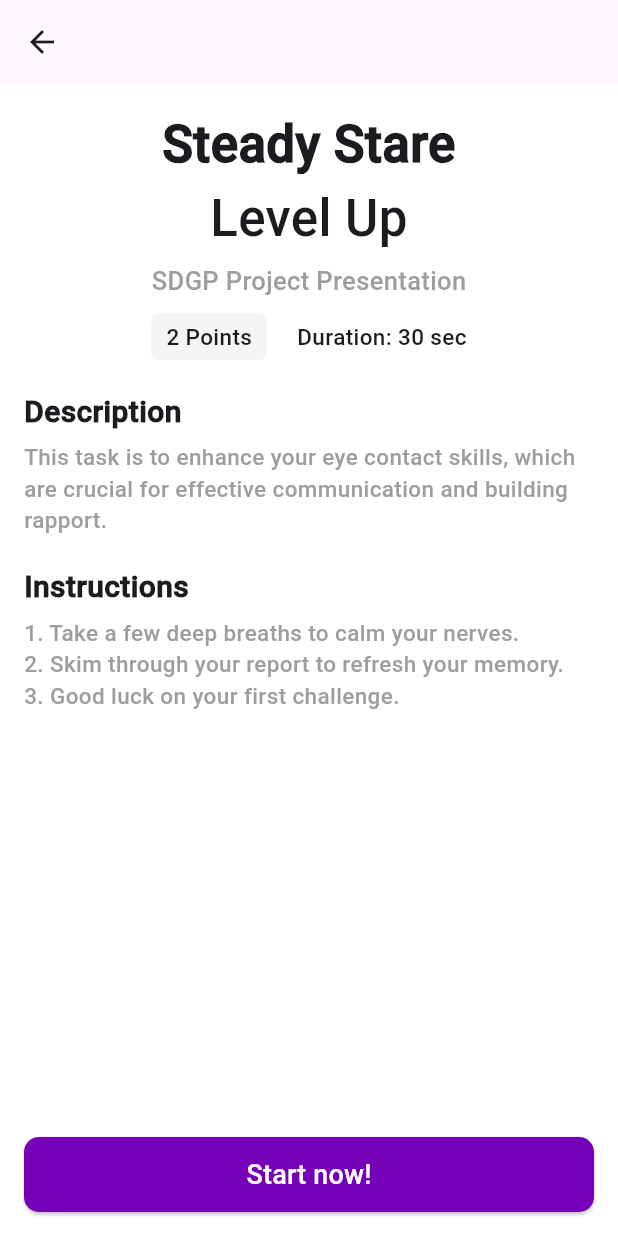
After one commit to Chamod07/Presently, a Flutter app: the InfoCard screen opened by its route, on a phone screen of 412 x 824 dp. The commit adds this screen. Run offline on Flutter 3.47's test engine with Material 3 defaults, Android fonts, the phone set to English and light mode, and no system bars; our stand-ins replace camera, firebase_auth, fl_chart, hive, image_picker; accounts and stored records are empty; network calls fail.

Commit message:
fix: fixed length of textboxes and buttons

```diff
--- /dev/null
+++ b/frontend/flutter_app/devtools_options.yaml
@@ -0,0 +1,3 @@
+description: This file stores settings for Dart & Flutter DevTools.
+documentation: https://docs.flutter.dev/tools/devtools/extensions#configure-extension-enablement-states
+extensions:
--- a/frontend/flutter_app/lib/home_page.dart
+++ b/frontend/flutter_app/lib/home_page.dart
@@ -24,7 +24,8 @@ class _HomePageState extends State<HomePage> {
           ),
         ],
       ),
-      body: Padding(
+      body: SafeArea(
+      child: Padding(
         padding: EdgeInsets.all(16.0),
         child: Column(
           crossAxisAlignment: CrossAxisAlignment.start,
@@ -87,6 +88,7 @@ class _HomePageState extends State<HomePage> {
           ],
         ),
       ),
+      ),
       bottomNavigationBar: const NavBar (selectedIndex: 0,),
     );
   }
--- /dev/null
+++ b/frontend/flutter_app/lib/info_card.dart
@@ -0,0 +1,116 @@
+import 'package:flutter/material.dart';
+
+class InfoCard extends StatelessWidget{
+  const InfoCard({super.key});
+
+  @override
+  Widget build(BuildContext context) {
+    return Scaffold(
+      appBar: AppBar(
+        leading: IconButton(
+            icon: Icon(Icons.arrow_back),
+            onPressed: () {
+              Navigator.pop(context);
+            },
+        ),
+      ),
+      body: SafeArea(
+      child: Padding(
+        padding: EdgeInsets.all(16.0),
+        child: Column(
+          crossAxisAlignment: CrossAxisAlignment.start,
+          children: [
+            Center(
+            child: Column(
+              children: [
+            Text(
+              'Steady Stare',
+              textAlign: TextAlign.center,
+              style: TextStyle(fontSize: 34, fontWeight: FontWeight.bold, fontFamily: 'Roboto'),
+            ),
+            Text(
+              'Level Up',
+              textAlign: TextAlign.center,
+              style: TextStyle(fontSize: 34, fontFamily: 'Roboto'),
+            ),
+            SizedBox(height: 5),
+            Text(
+              'SDGP Project Presentation',
+              style: TextStyle(fontSize: 17, color: Colors.grey, fontFamily: 'Roboto'),
+            ),
+            SizedBox(height: 10),
+                Row(
+                  mainAxisAlignment: MainAxisAlignment.center,
+                children: [
+                  Container(
+                    padding: EdgeInsets.symmetric(horizontal: 10, vertical: 5),
+                    decoration: BoxDecoration(
+                      color: Color(0xFFF5F5F5),
+                      borderRadius: BorderRadius.circular(5),
+                    ),
+                    child: Text("2 Points",
+                    style: TextStyle(fontSize: 15, fontFamily: 'Roboto'),
+                    ),
+                  ),
+                  SizedBox(width: 10),
+                  Padding(
+                    padding: EdgeInsets.only(left: 10),
+                  child:Text("Duration: 30 sec",
+                  style: TextStyle(fontSize: 15, fontFamily: 'Roboto'),
+                  ),
+                  ),
+                ],
+              ),
+
+            ]
+            ),
+            ),
+
+            SizedBox(height: 20),
+            Text("Description",
+              style: TextStyle(fontSize: 20, fontWeight: FontWeight.bold),
+            ),
+            SizedBox(height: 5),
+            Text("This task is to enhance your eye contact skills, which are crucial for effective communication and building rapport.",
+            style: TextStyle(fontSize: 15, color: Colors.grey, fontFamily: 'Roboto'),
+            ),
+            SizedBox(height: 20),
+            Text("Instructions",
+              style: TextStyle(fontSize: 20, fontWeight: FontWeight.bold, fontFamily: 'Roboto'),
+            ),
+            SizedBox(height: 5),
+            Text("1. Take a few deep breaths to calm your nerves.",
+            style: TextStyle(fontSize: 15, color: Colors.grey, fontFamily: 'Roboto'),
+            ),
+            Text("2. Skim through your report to refresh your memory.",
+            style: TextStyle(fontSize: 15, color: Colors.grey, fontFamily: 'Roboto')
+            ),
+            Text("3. Good luck on your first challenge.",
+            style: TextStyle(fontSize: 15, color: Colors.grey, fontFamily: 'Roboto')
+            ),
+            Spacer(),
+            ElevatedButton(
+              onPressed: () {
+                Navigator.pushNamed(context, '/camera');
+              },
+              style: ElevatedButton.styleFrom(
+                backgroundColor: Color(0xFF7400B8),
+                padding: EdgeInsets.symmetric(vertical: 12),
+                shape: RoundedRectangleBorder(
+                  borderRadius: BorderRadius.circular(10),
+                ),
+              ),
+              child: Center(
+                child: Text(
+                  "Start now!",
+                  style: TextStyle(fontSize: 18, color: Colors.white),
+                )
+              ),
+            ),
+          ],
+        ),
+      ),
+      ),
+    );
+  }
+}
--- a/frontend/flutter_app/lib/main.dart
+++ b/frontend/flutter_app/lib/main.dart
@@ -1,7 +1,9 @@
 import 'package:flutter/material.dart';
-import 'package:flutter_app/about_page.dart';
+//import 'package:flutter_app/about_page.dart';
 import 'package:flutter_app/scenario_selection.dart';
+import 'package:flutter_app/task_group_page.dart';
 import 'package:provider/provider.dart';
+import 'info_card.dart';
 import 'home_page.dart';
 import 'camera.dart';
 import 'summary_page.dart';
@@ -40,6 +42,7 @@ class MyApp extends StatelessWidget {
         '/camera': (context) => RecordingScreen(),
         '/scenario_sel': (context) => ScenarioSelection(),
         '/task_group_page' : (context) => TaskGroupPage(),
+        '/info_card': (context) => InfoCard(),
       },
     );
   }
--- a/frontend/flutter_app/lib/navbar.dart
+++ b/frontend/flutter_app/lib/navbar.dart
@@ -7,7 +7,8 @@ class NavBar extends StatelessWidget {
 
   @override
   Widget build(BuildContext context) {
-    return Container(
+    return SafeArea(child:
+      Container(
       decoration: BoxDecoration(
         color: const Color(0xFF340052),
         borderRadius: BorderRadius.circular(30),
@@ -62,6 +63,7 @@ class NavBar extends StatelessWidget {
           }
         },
       ),
+      ),
     );
   }
 
--- a/frontend/flutter_app/lib/task_list_page.dart
+++ b/frontend/flutter_app/lib/task_list_page.dart
@@ -24,9 +24,18 @@ class _TaskDetailPageState extends State<TaskDetailPage> {
   }
 
   void toggleTaskCompletion(Task task) {
-    setState(() {
-      task.isCompleted = !task.isCompleted;
-    });
+    if(!task.isCompleted){
+      Navigator.pushNamed(context, '/info_card');
+      setState(() {
+        task.isCompleted = !task.isCompleted;
+      }
+      );
+    }
+    else{
+      setState(() {
+        task.isCompleted = !task.isCompleted;
+      });
+    }
   }
 
   @override
--- a/frontend/flutter_app/pubspec.yaml
+++ b/frontend/flutter_app/pubspec.yaml
@@ -42,7 +42,7 @@ dependencies:
 
 
 dev_dependencies:
-  flutter_launcher_icons: ^0.14.3 #creates a icon for the app
+  flutter_launcher_icons: ^0.14.3 #creates a icon for the app (after running pub get run "dart run flutter_launcher_icons" to generate the app icon)
   flutter_test:
     sdk: flutter
 
```
Also changed, not shown: frontend/flutter_app/lib/scenario_selection.dart (+50 -16 lines), frontend/flutter_app/lib/task_group_page.dart (+4 -3 lines), frontend/flutter_app/pubspec.lock (deleted), 5 other files.
